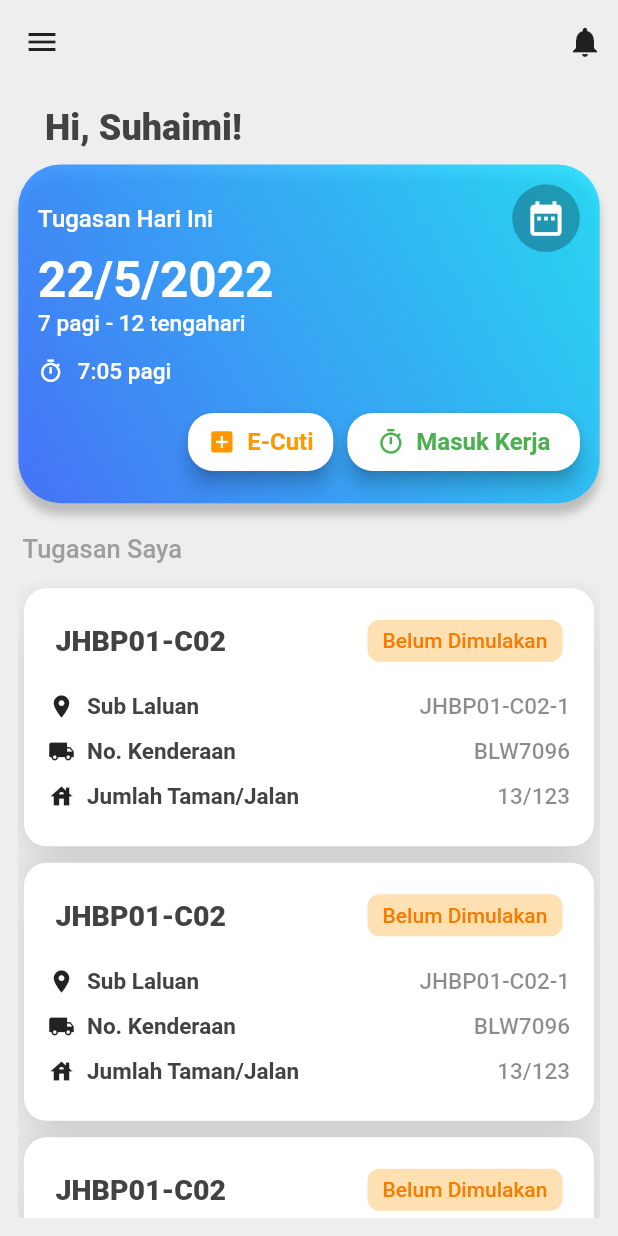
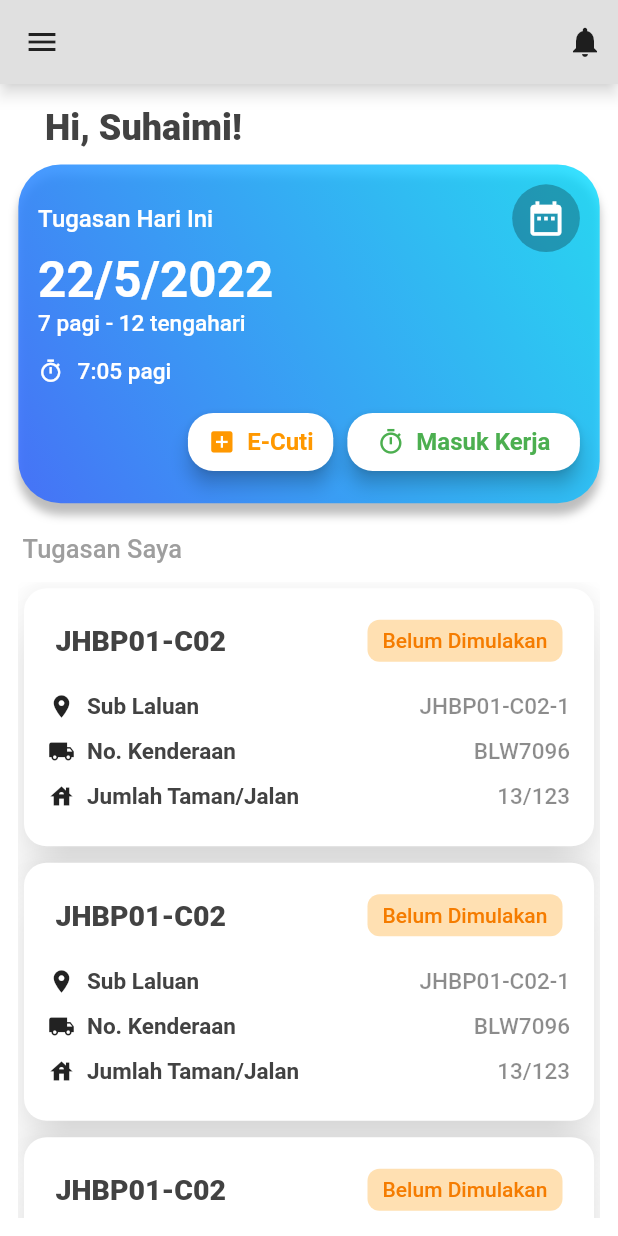
Before and after one commit to SahanahPandu/iWork, a Flutter app: the HomeScreen screen opened by its route, on a phone screen of 412 x 824 dp. Run offline on Flutter 3.47's test engine with Material 2 defaults, Android fonts, the phone set to English and light mode, and no system bars; our stand-ins replace fluttertoast; missing offline and left inert: simple_ripple_animation.

Commit message:
fix merging conflict

```diff
--- a/lib/config/config.dart
+++ b/lib/config/config.dart
@@ -1,5 +1,3 @@
-import 'package:flutter/material.dart';
-
 /// * GLOBAL VARIABLE LIST
 ///
 ///  ** Device **
@@ -8,10 +6,6 @@ const int mobileApp = 9;
 const int compactorPanel = 8;
 const int adminPanel = 7;
 
-Color appBackgroundColor = Colors.white;
-//Color appBarBgColor = Colors.grey.shade300;
-Color appBarBgColor = Colors.grey.shade50;
-
 //global variables
 int userRole = 1; //PRA
 /// ** Role **
--- a/lib/config/palette.dart
+++ b/lib/config/palette.dart
@@ -3,7 +3,8 @@ import 'package:flutter/material.dart';
 /// * COLOR LIST
 
 Color white = Colors.white;
-Color appBackgroundColor = Colors.grey.shade200;
+Color appBackgroundColor = Colors.white;
+Color appBarBgColor = Colors.grey.shade300;
 Color grey = Colors.grey;
 Color darkGrey = Colors.grey.shade900;
 Color lightBlack = Colors.black87;
--- a/lib/screens/home/home.dart
+++ b/lib/screens/home/home.dart
@@ -13,8 +13,9 @@ class HomeScreen extends StatelessWidget {
         backgroundColor: appBackgroundColor,
         //extendBodyBehindAppBar: true,
         appBar: AppBar(
-          backgroundColor: appBackgroundColor,
-          elevation: 0,
+          backgroundColor: appBarBgColor,
+          elevation: 4,
+          shadowColor: Colors.white,
           leading: Icon(
             Icons.menu,
             color: darkGrey,
```
Also changed, not shown: lib/screens/login/login.dart (+5 -3 lines).
